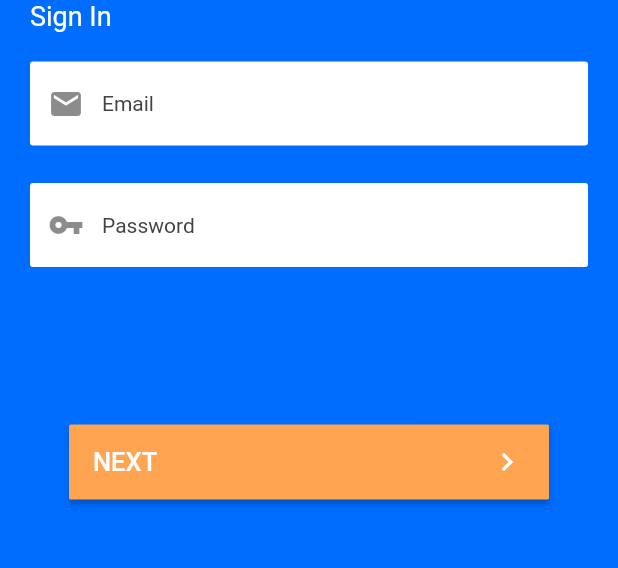
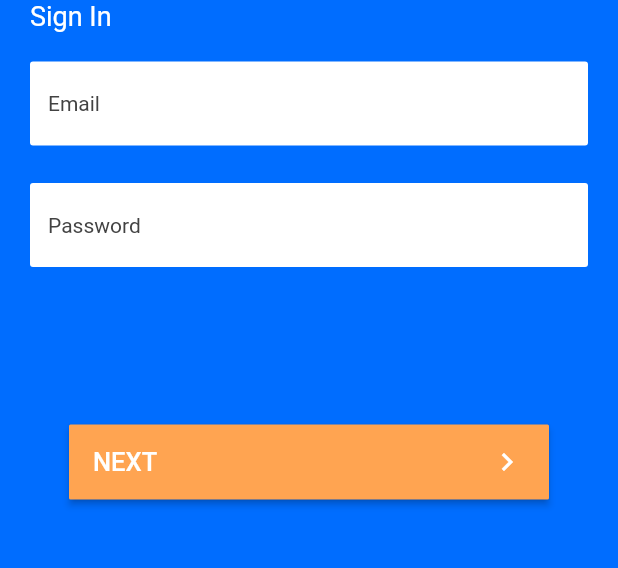
Before and after one commit to qendev/sidan_agent, a Flutter app: the screen it shows after launch, after a tap on "SIGN IN", on a phone screen of 412 x 824 dp, the part 412-980 px from its top. Run offline on Flutter 3.47's test engine with Material 2 defaults, Android fonts, the phone set to English and light mode, and no system bars; our stand-ins replace dropdown_formfield.

Commit message:
worked on the ui

```diff
--- a/lib/LoginPage.dart
+++ b/lib/LoginPage.dart
@@ -51,7 +51,7 @@ class _LoginPageState extends State<LoginPage> {
                   padding: EdgeInsets.fromLTRB(20, 20, 20, 5),
                   child: TextField(
                     // controller: _passwordController,
-                    obscureText: true,
+                    obscureText: false,
                     style: TextStyle(fontSize: 14, color: Colors.black),
                     decoration: InputDecoration(
                       // keyboardType: TextInputType.number,
@@ -64,7 +64,7 @@ class _LoginPageState extends State<LoginPage> {
                           style: BorderStyle.none,
                         ),
                       ),
-                      prefixIcon: Icon(Icons.email),
+                      // prefixIcon: Icon(Icons.email),
                       hintText: "Email",
                       hintStyle: TextStyle(color: Colors.grey.shade800),
                       filled: true,
@@ -89,7 +89,7 @@ class _LoginPageState extends State<LoginPage> {
                           style: BorderStyle.none,
                         ),
                       ),
-                      prefixIcon: Icon(Icons.vpn_key),
+                      // prefixIcon: Icon(Icons.vpn_key),
                       hintText: "Password",
                       hintStyle: TextStyle(color: Colors.grey.shade800),
                       filled: true,
```
Also changed, not shown: lib/DashBoard.dart (+10 -2 lines).
